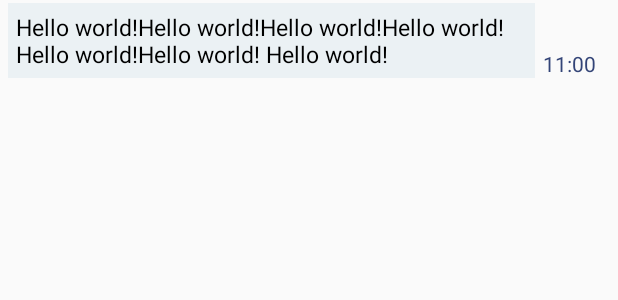
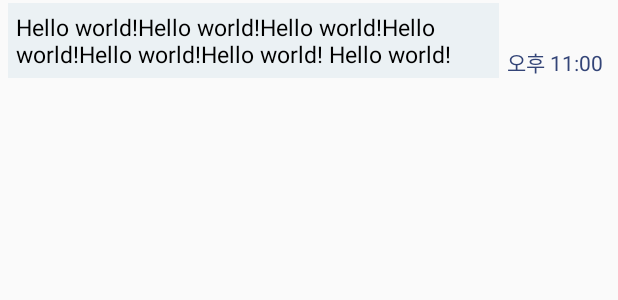
Before and after one commit to kimkyuhwan/FITM_MOBLIE, an Android app: the layout listview_your_chat.xml on its own in the app's theme, with its tools: preview values and no code run, on a phone screen of 412 x 824 dp. Shown: the top 300 px of the screen. Run offline under Robolectric (Android 15) with nearby library versions, the phone set to English and light mode, and no system bars.

Commit message:
말풍선 여백 수정

```diff
--- a/app/src/main/res/layout/listview_your_chat.xml
+++ b/app/src/main/res/layout/listview_your_chat.xml
@@ -2,14 +2,14 @@
 <LinearLayout xmlns:android="http://schemas.android.com/apk/res/android"
     xmlns:app="http://schemas.android.com/apk/res-auto"
     android:orientation="horizontal"
-    android:layout_width="match_parent"
+    android:layout_width="wrap_content"
     android:layout_height="wrap_content"
     android:id="@+id/your_chat_layout"
     android:layout_marginTop="2dp"
     >
 
     <TextView
-        android:layout_weight="2"
+        android:layout_weight="100"
         android:layout_gravity="center_vertical"
         android:layout_width="wrap_content"
         android:layout_height="wrap_content"
@@ -20,17 +20,16 @@
         android:layout_marginLeft="5dp"
         android:textColor="#000000"
         android:padding="5dp"
-        android:layout_marginRight="5dp"
-
         />
 
     <TextView
+        android:layout_marginLeft="5dp"
         android:layout_weight="1"
         android:id="@+id/chat_your_msg_time"
         android:layout_width="70dp"
         android:layout_height="wrap_content"
         android:layout_gravity="bottom"
-        android:text="11:00"
+        android:text="오후 11:00"
         android:gravity="left"
         android:textColor="#334477"
         android:layout_marginRight="5dp"
```
